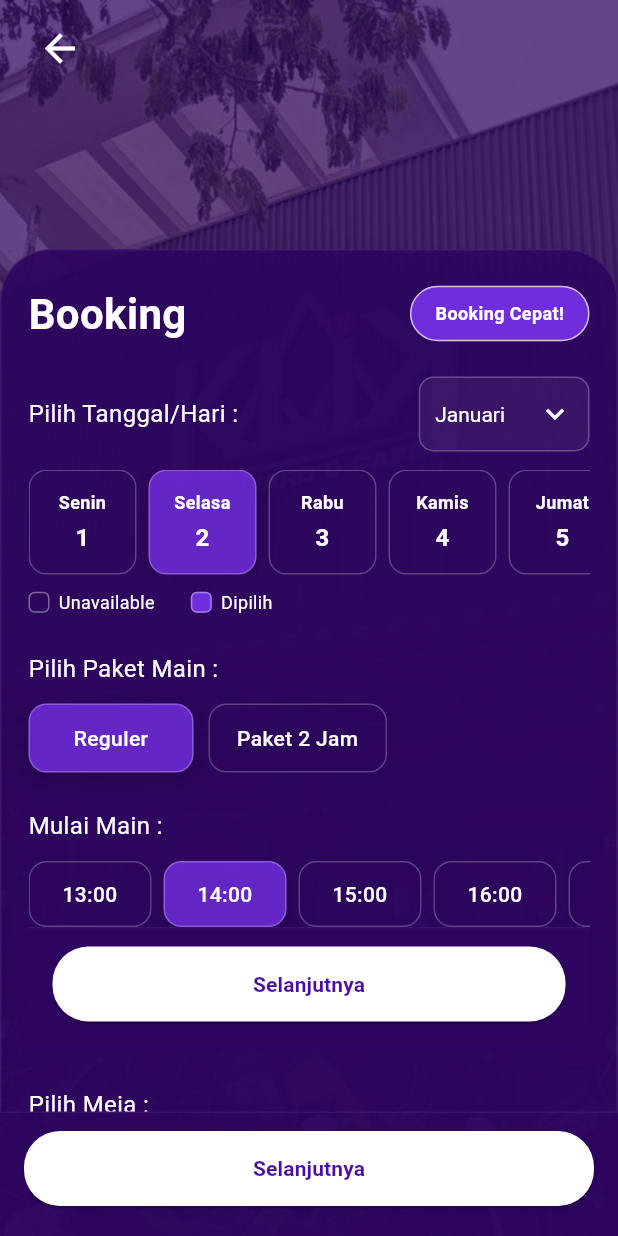
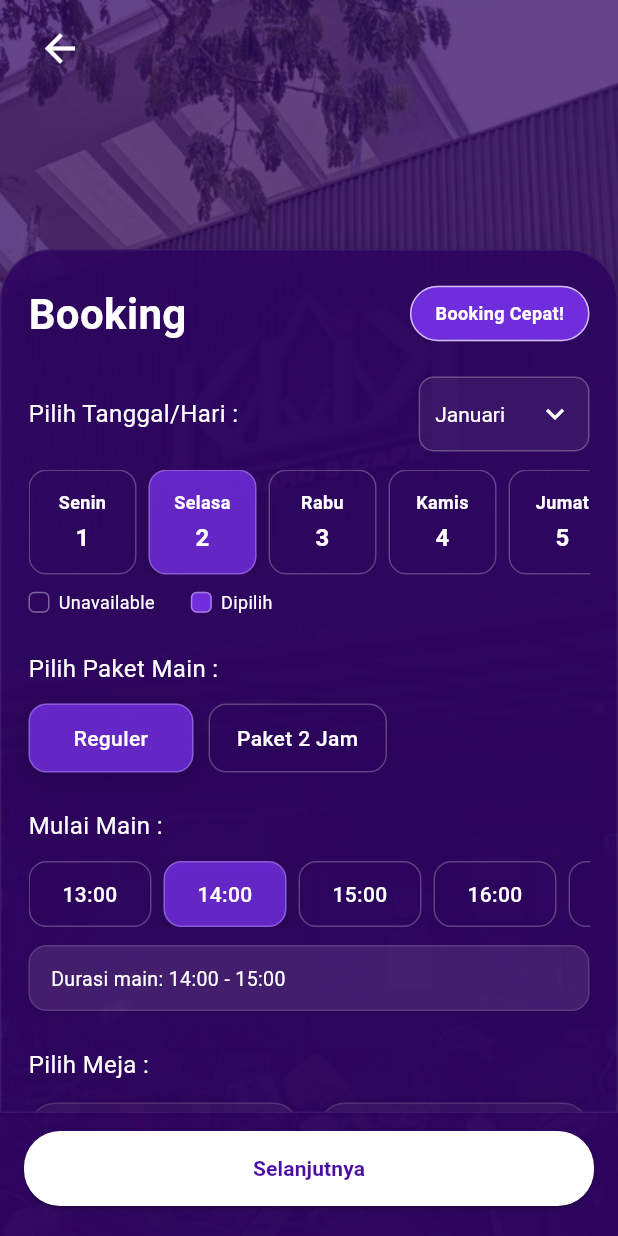
Before and after one commit to arhan321/klik_billiard, a Flutter app: the BookingView screen opened by its route, on a phone screen of 412 x 824 dp. Run offline on Flutter 3.47's test engine with Material 3 defaults, Android fonts, the phone set to English and light mode, and no system bars.

Commit message:
perbaikan booking keterangan

```diff
--- a/lib/modules/user/booking_view.dart
+++ b/lib/modules/user/booking_view.dart
@@ -82,10 +82,10 @@ class _BookingViewState extends State<BookingView> {
 
   String get selectedEndTime {
     if (isTwoHoursPackage) {
-      final endIndex = (selectedTimeIndex + 2) % times.length;
+      final endIndex = selectedTimeIndex + 2;
       return times[endIndex];
     } else {
-      final endIndex = (selectedTimeIndex + 1) % times.length;
+      final endIndex = selectedTimeIndex + 1;
       return times[endIndex];
     }
   }
@@ -96,15 +96,6 @@ class _BookingViewState extends State<BookingView> {
     }
     return '1 Jam ($selectedStartTime-$selectedEndTime)';
   }
-
-  // bool isTimeDisabled(int index) {
-  //   if (!isTwoHoursPackage) return false;
-  //   return index == times.length - 1;
-  // }
-
-  // bool isTimeDisabled(int index) {
-  //   return index == times.length - 1;
-  // }
 
   bool isTimeDisabled(int index) {
     final lastIndex = times.length - 1; // 04:00
@@ -398,20 +389,21 @@ class _BookingViewState extends State<BookingView> {
   Widget lockedDurationInfo() {
     return Container(
       width: double.infinity,
+      margin: const EdgeInsets.only(top: 12),
+      padding: const EdgeInsets.symmetric(horizontal: 14, vertical: 12),
       decoration: BoxDecoration(
-        color: AppColors.primaryDark.withOpacity(0.90),
-        border: Border(top: BorderSide(color: Colors.white.withOpacity(0.06))),
+        color: Colors.white10,
+        borderRadius: BorderRadius.circular(12),
+        border: Border.all(color: Colors.white12),
       ),
-      child: SafeArea(
-        top: false,
-        child: Padding(
-          padding: const EdgeInsets.fromLTRB(16, 12, 16, 20),
-          child: CustomButton(
-            text: 'Selanjutnya',
-            onPressed: () {
-              Navigator.pushNamed(context, AppRoutes.bookingDetail);
-            },
-          ),
+      child: Text(
+        isTwoHoursPackage
+            ? 'Paket 2 jam dipilih. Waktu otomatis terkunci: $selectedStartTime - $selectedEndTime'
+            : 'Durasi main: $selectedStartTime - $selectedEndTime',
+        style: const TextStyle(
+          color: AppColors.white,
+          fontSize: 13,
+          height: 1.4,
         ),
       ),
     );
@@ -487,8 +479,16 @@ class _BookingViewState extends State<BookingView> {
   Widget build(BuildContext context) {
     final allTables = [...floor1Tables, ...floor2Tables];
 
-    if (isTwoHoursPackage && selectedTimeIndex == times.length - 1) {
-      selectedTimeIndex = times.length - 2;
+    final lastIndex = times.length - 1; // 04:00
+    final secondLastIndex = times.length - 2; // 03:00
+    final thirdLastIndex = times.length - 3; // 02:00
+
+    if (isTwoHoursPackage &&
+        (selectedTimeIndex == lastIndex ||
+            selectedTimeIndex == secondLastIndex)) {
+      selectedTimeIndex = thirdLastIndex;
+    } else if (!isTwoHoursPackage && selectedTimeIndex == lastIndex) {
+      selectedTimeIndex = secondLastIndex;
     }
 
     return Scaffold(
@@ -650,10 +650,13 @@ class _BookingViewState extends State<BookingView> {
                                         setState(() {
                                           selectedPackageIndex = index;
                                           if (isTwoHoursPackage &&
-                                              selectedTimeIndex ==
-                                                  times.length - 1) {
-                                            selectedTimeIndex =
-                                                times.length - 2;
+                                              (selectedTimeIndex == lastIndex ||
+                                                  selectedTimeIndex ==
+                                                      secondLastIndex)) {
+                                            selectedTimeIndex = thirdLastIndex;
+                                          } else if (!isTwoHoursPackage &&
+                                              selectedTimeIndex == lastIndex) {
+                                            selectedTimeIndex = secondLastIndex;
                                           }
                                         });
                                       },
```
